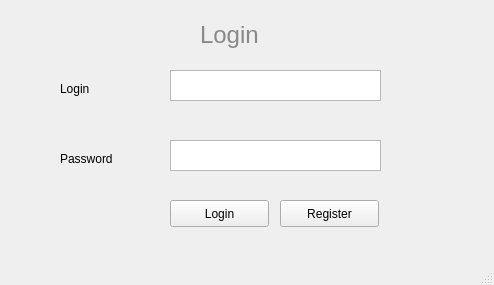
Qt form guis/login.ui (password-manager/linux) before a commit.
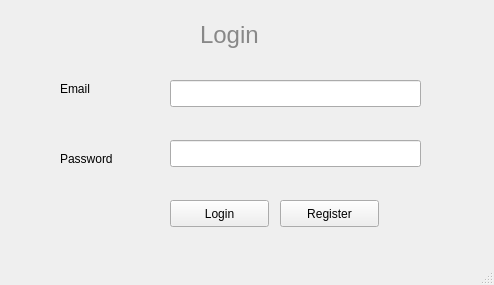
The same form after that commit.

Commit message: Check data while login

```diff
--- a/guis/login.ui
+++ b/guis/login.ui
@@ -14,26 +14,6 @@
    <string>Login</string>
   </property>
   <widget class="QWidget" name="centralwidget">
-   <widget class="QTextEdit" name="login">
-    <property name="geometry">
-     <rect>
-      <x>170</x>
-      <y>70</y>
-      <width>211</width>
-      <height>31</height>
-     </rect>
-    </property>
-   </widget>
-   <widget class="QTextEdit" name="password">
-    <property name="geometry">
-     <rect>
-      <x>170</x>
-      <y>140</y>
-      <width>211</width>
-      <height>31</height>
-     </rect>
-    </property>
-   </widget>
    <widget class="QLabel" name="label">
     <property name="geometry">
      <rect>
@@ -44,7 +24,7 @@
      </rect>
     </property>
     <property name="text">
-     <string>Login</string>
+     <string>Email</string>
     </property>
    </widget>
    <widget class="QLabel" name="label_2">
@@ -106,6 +86,26 @@
      <string>&lt;html&gt;&lt;head/&gt;&lt;body&gt;&lt;p&gt;&lt;span style=&quot; color:#888888;&quot;&gt;Login&lt;/span&gt;&lt;/p&gt;&lt;/body&gt;&lt;/html&gt;</string>
     </property>
    </widget>
+   <widget class="QLineEdit" name="email">
+    <property name="geometry">
+     <rect>
+      <x>170</x>
+      <y>80</y>
+      <width>251</width>
+      <height>27</height>
+     </rect>
+    </property>
+   </widget>
+   <widget class="QLineEdit" name="master_password">
+    <property name="geometry">
+     <rect>
+      <x>170</x>
+      <y>140</y>
+      <width>251</width>
+      <height>27</height>
+     </rect>
+    </property>
+   </widget>
   </widget>
   <widget class="QMenuBar" name="menubar">
    <property name="geometry">
```
The commit also changes 1 other file.
